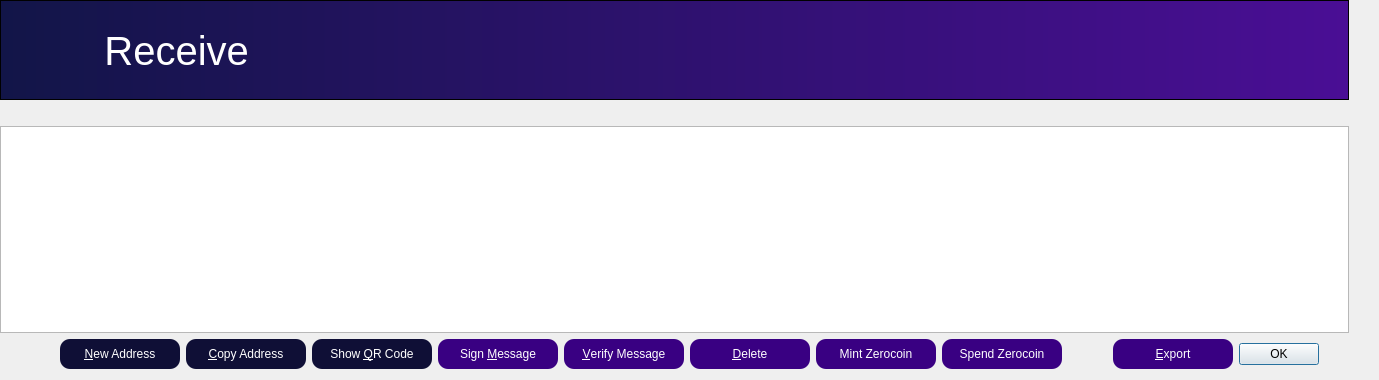
noirofficial/noir, file src/qt/forms/addressbookpage.ui: the form before one commit.
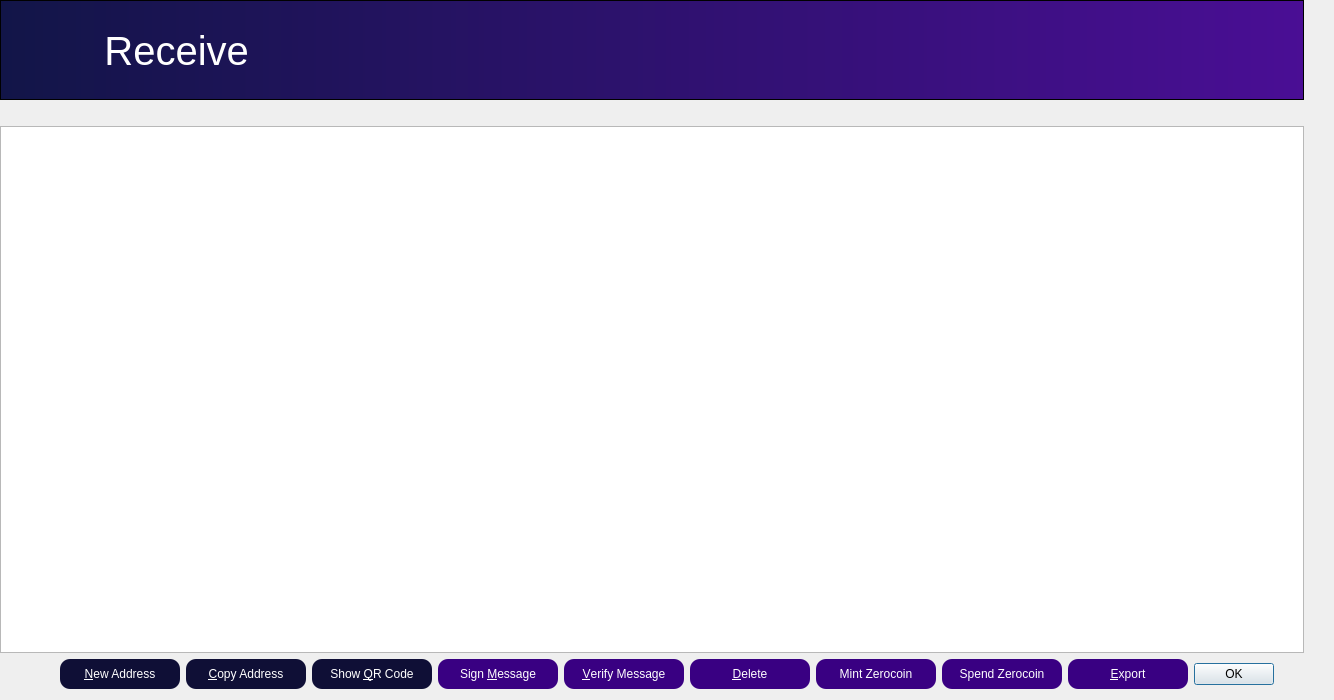
The form after the commit.

The edit to the form file:
```diff
--- a/src/qt/forms/addressbookpage.ui
+++ b/src/qt/forms/addressbookpage.ui
@@ -6,8 +6,8 @@
    <rect>
     <x>0</x>
     <y>0</y>
-    <width>1379</width>
-    <height>380</height>
+    <width>800</width>
+    <height>700</height>
    </rect>
   </property>
   <property name="windowTitle">
```
